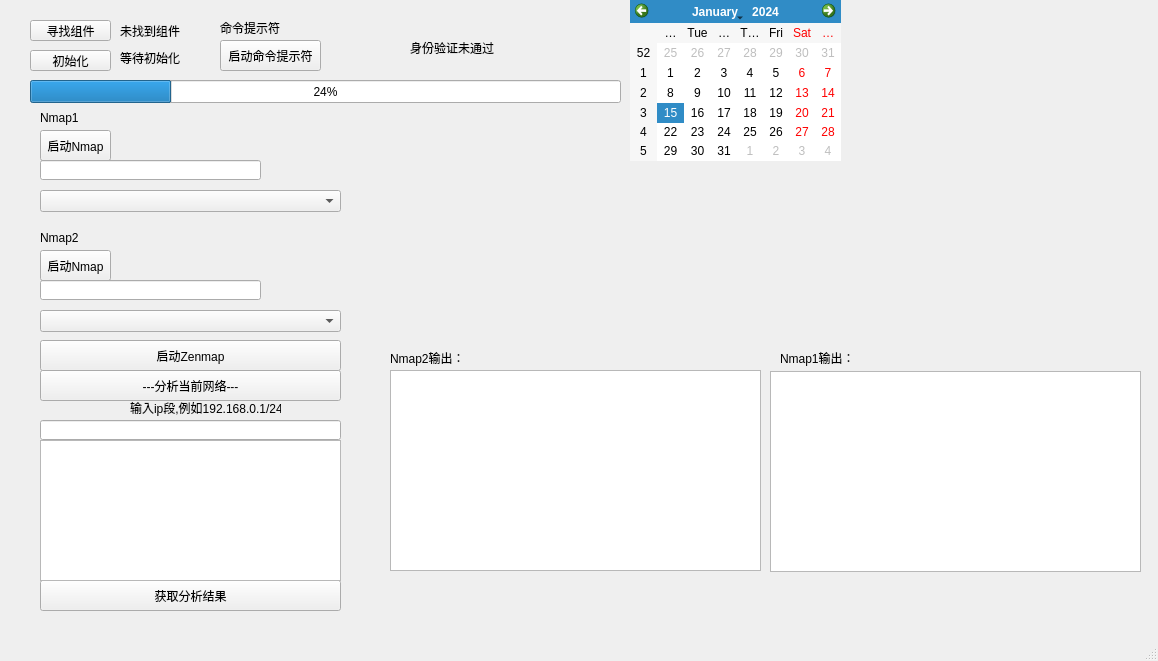
The window that Main.ui (Evan-425/Net-tools-based-on-Nmap) describes before a commit, drawn with Qt 5.
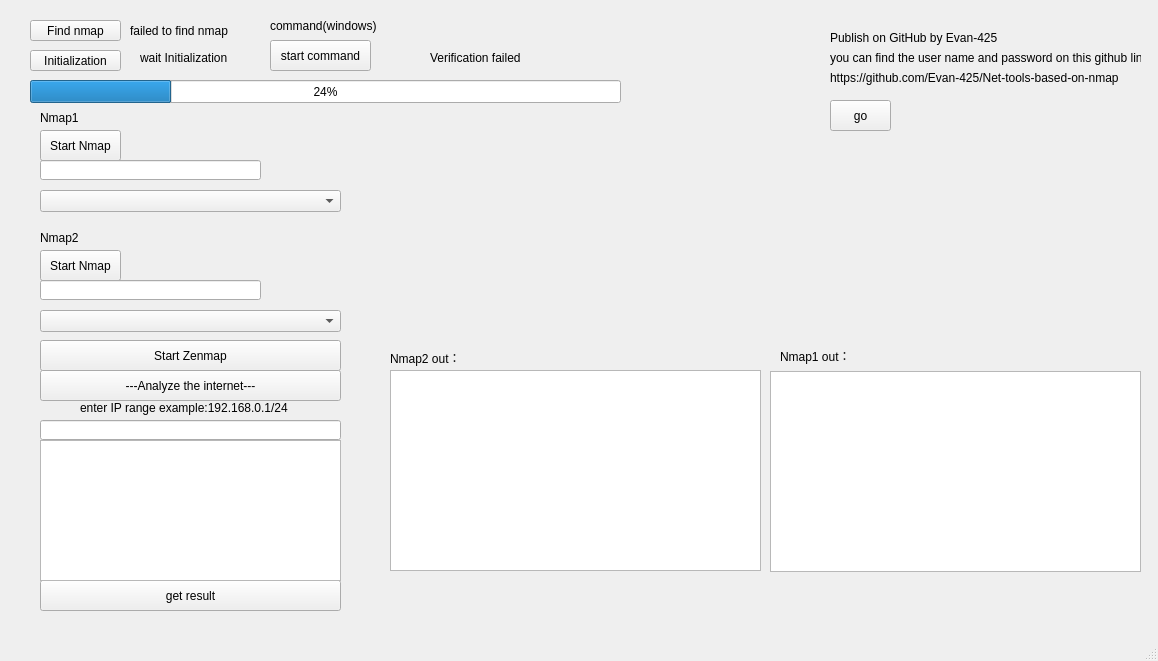
The same window after the commit.

The edit to the form file:
```diff
--- a/Main.ui
+++ b/Main.ui
@@ -19,25 +19,25 @@
      <rect>
       <x>30</x>
       <y>20</y>
-      <width>81</width>
+      <width>91</width>
       <height>21</height>
      </rect>
     </property>
     <property name="text">
-     <string>寻找组件</string>
+     <string>Find nmap</string>
     </property>
    </widget>
    <widget class="QLabel" name="label">
     <property name="geometry">
      <rect>
-      <x>120</x>
+      <x>130</x>
       <y>20</y>
-      <width>71</width>
+      <width>131</width>
       <height>21</height>
      </rect>
     </property>
     <property name="text">
-     <string>未找到组件</string>
+     <string>failed to find nmap</string>
     </property>
    </widget>
    <widget class="QProgressBar" name="progressBar">
@@ -56,14 +56,14 @@
    <widget class="QLabel" name="label_2">
     <property name="geometry">
      <rect>
-      <x>120</x>
+      <x>140</x>
       <y>50</y>
-      <width>61</width>
+      <width>151</width>
       <height>16</height>
      </rect>
     </property>
     <property name="text">
-     <string>等待初始化</string>
+     <string>wait Initialization</string>
     </property>
    </widget>
    <widget class="QPushButton" name="pushButton_2">
@@ -71,22 +71,12 @@
      <rect>
       <x>30</x>
       <y>50</y>
-      <width>81</width>
+      <width>91</width>
       <height>21</height>
      </rect>
     </property>
     <property name="text">
-     <string>初始化</string>
-    </property>
-   </widget>
-   <widget class="QCalendarWidget" name="calendarWidget">
-    <property name="geometry">
-     <rect>
-      <x>630</x>
-      <y>0</y>
-      <width>211</width>
-      <height>161</height>
-     </rect>
+     <string>Initialization</string>
     </property>
    </widget>
    <widget class="QListWidget" name="listWidget">
@@ -114,12 +104,12 @@
      <rect>
       <x>40</x>
       <y>130</y>
-      <width>71</width>
+      <width>81</width>
       <height>31</height>
      </rect>
     </property>
     <property name="text">
-     <string>启动Nmap</string>
+     <string>Start Nmap</string>
     </property>
    </widget>
    <widget class="QLabel" name="label_3">
@@ -159,39 +149,39 @@
     <property name="geometry">
      <rect>
       <x>780</x>
-      <y>350</y>
+      <y>345</y>
       <width>71</width>
-      <height>16</height>
+      <height>21</height>
      </rect>
     </property>
     <property name="text">
-     <string>Nmap1输出：</string>
+     <string>Nmap1 out：</string>
     </property>
    </widget>
    <widget class="QPushButton" name="pushButton_4">
     <property name="geometry">
      <rect>
-      <x>220</x>
+      <x>270</x>
       <y>40</y>
       <width>101</width>
       <height>31</height>
      </rect>
     </property>
     <property name="text">
-     <string>启动命令提示符</string>
+     <string>start command</string>
     </property>
    </widget>
    <widget class="QLabel" name="label_5">
     <property name="geometry">
      <rect>
-      <x>220</x>
-      <y>20</y>
-      <width>81</width>
-      <height>16</height>
+      <x>270</x>
+      <y>16</y>
+      <width>151</width>
+      <height>20</height>
      </rect>
     </property>
     <property name="text">
-     <string>命令提示符</string>
+     <string>command(windows)</string>
     </property>
    </widget>
    <widget class="QComboBox" name="comboBox_2">
@@ -209,12 +199,12 @@
      <rect>
       <x>40</x>
       <y>250</y>
-      <width>71</width>
+      <width>81</width>
       <height>31</height>
      </rect>
     </property>
     <property name="text">
-     <string>启动Nmap</string>
+     <string>Start Nmap</string>
     </property>
    </widget>
    <widget class="QLabel" name="label_6">
@@ -250,7 +240,7 @@
      </rect>
     </property>
     <property name="text">
-     <string>Nmap2输出：</string>
+     <string>Nmap2 out：</string>
     </property>
    </widget>
    <widget class="QPushButton" name="pushButton_6">
@@ -263,7 +253,7 @@
      </rect>
     </property>
     <property name="text">
-     <string>启动Zenmap</string>
+     <string>Start Zenmap</string>
     </property>
    </widget>
    <widget class="QPushButton" name="pushButton_7">
@@ -276,7 +266,7 @@
      </rect>
     </property>
     <property name="text">
-     <string>---分析当前网络---</string>
+     <string>---Analyze the internet---</string>
     </property>
    </widget>
    <widget class="QPushButton" name="pushButton_8">
@@ -289,7 +279,7 @@
      </rect>
     </property>
     <property name="text">
-     <string>获取分析结果</string>
+     <string>get result</string>
     </property>
    </widget>
    <widget class="QListWidget" name="listWidget_3">
@@ -305,14 +295,14 @@
    <widget class="QLabel" name="label_8">
     <property name="geometry">
      <rect>
-      <x>410</x>
-      <y>40</y>
-      <width>101</width>
+      <x>430</x>
+      <y>50</y>
+      <width>111</width>
       <height>16</height>
      </rect>
     </property>
     <property name="text">
-     <string>身份验证未通过</string>
+     <string>Verification failed</string>
     </property>
    </widget>
    <widget class="QLineEdit" name="lineEdit_3">
@@ -328,14 +318,66 @@
    <widget class="QLabel" name="label_9">
     <property name="geometry">
      <rect>
-      <x>130</x>
+      <x>80</x>
       <y>400</y>
-      <width>151</width>
+      <width>261</width>
       <height>16</height>
      </rect>
     </property>
     <property name="text">
-     <string>输入ip段,例如192.168.0.1/24</string>
+     <string>enter IP range example:192.168.0.1/24</string>
+    </property>
+   </widget>
+   <widget class="QLabel" name="label_10">
+    <property name="geometry">
+     <rect>
+      <x>830</x>
+      <y>30</y>
+      <width>271</width>
+      <height>16</height>
+     </rect>
+    </property>
+    <property name="text">
+     <string>Publish on GitHub by Evan-425</string>
+    </property>
+   </widget>
+   <widget class="QLabel" name="label_11">
+    <property name="geometry">
+     <rect>
+      <x>830</x>
+      <y>50</y>
+      <width>311</width>
+      <height>16</height>
+     </rect>
+    </property>
+    <property name="text">
+     <string>you can find the user name and password on this github link:</string>
+    </property>
+   </widget>
+   <widget class="QLabel" name="label_12">
+    <property name="geometry">
+     <rect>
+      <x>830</x>
+      <y>70</y>
+      <width>291</width>
+      <height>16</height>
+     </rect>
+    </property>
+    <property name="text">
+     <string>https://github.com/Evan-425/Net-tools-based-on-nmap</string>
+    </property>
+   </widget>
+   <widget class="QPushButton" name="pushButton_9">
+    <property name="geometry">
+     <rect>
+      <x>830</x>
+      <y>100</y>
+      <width>61</width>
+      <height>31</height>
+     </rect>
+    </property>
+    <property name="text">
+     <string>go</string>
     </property>
    </widget>
   </widget>
```
